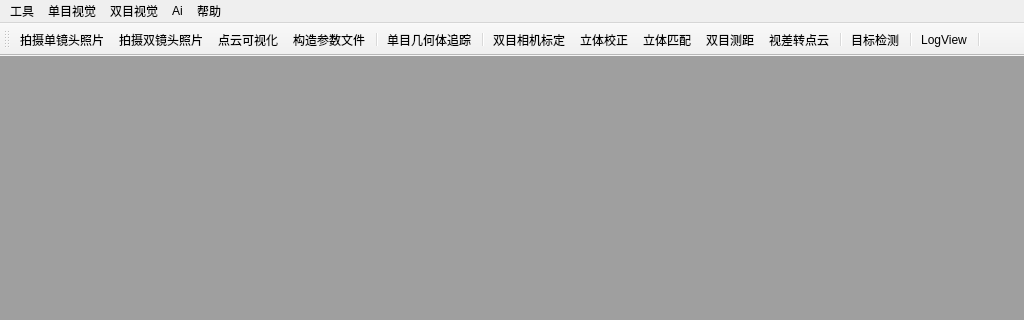
Above: src/EvisionSandbox/Evision.ui from jiafeng5513/Evision before the change; both pictures show x 0 to 1024 and y 0 to 320 of the 1024 by 710 pixel window. Below: the same form after it.
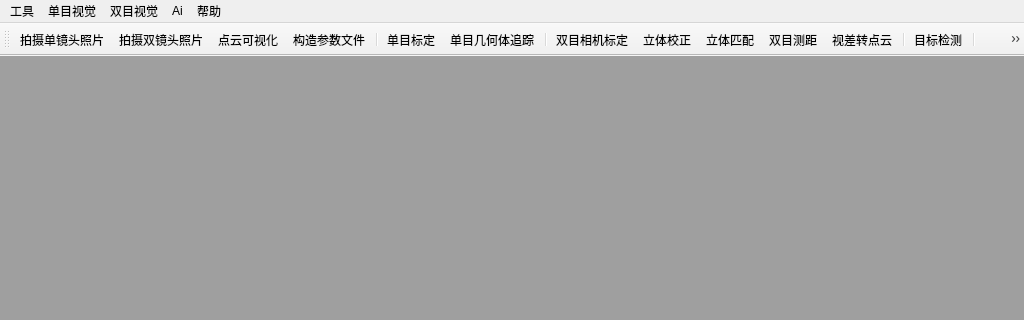
That is the form after the change. Icons and pictures are not drawn.

Commit message: add Monocular Caliber

Patch:
```diff
--- a/src/EvisionSandbox/Evision.ui
+++ b/src/EvisionSandbox/Evision.ui
@@ -131,6 +131,7 @@
    <addaction name="action_ShowPointCloud"/>
    <addaction name="action_CreateParamFile"/>
    <addaction name="separator"/>
+   <addaction name="action_MonocularCalib"/>
    <addaction name="action_PolyTracker"/>
    <addaction name="separator"/>
    <addaction name="action_CalibrateView"/>
@@ -274,6 +275,15 @@
     <string>单目几何体追踪</string>
    </property>
   </action>
+  <action name="action_MonocularCalib">
+   <property name="icon">
+    <iconset resource="Evision.qrc">
+     <normaloff>:/Evision/resource/20200605091322415_easyicon_net_256.ico</normaloff>:/Evision/resource/20200605091322415_easyicon_net_256.ico</iconset>
+   </property>
+   <property name="text">
+    <string>单目标定</string>
+   </property>
+  </action>
  </widget>
  <layoutdefault spacing="6" margin="11"/>
  <resources>
```
Left out of the diff: 18 changed lines with no effect on the pictures. The commit also changes 28 other files.
